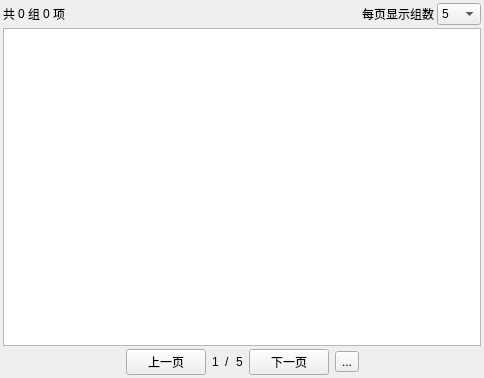
PPJUST/ComicDup, file components/widget_assembler_similar_result_preview/widget_similar_result_preview/res/similar_result_preview.ui: the form before one commit.
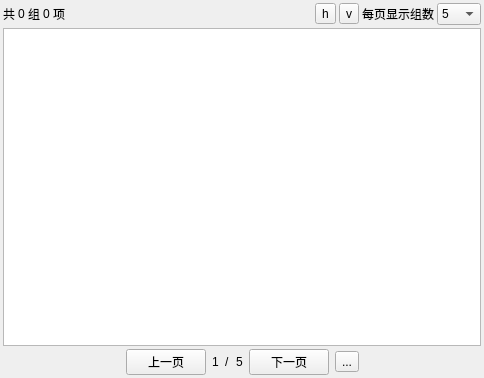
The form after the commit.

```diff
--- a/components/widget_assembler_similar_result_preview/widget_similar_result_preview/res/similar_result_preview.ui
+++ b/components/widget_assembler_similar_result_preview/widget_similar_result_preview/res/similar_result_preview.ui
@@ -89,6 +89,20 @@
        </property>
       </spacer>
      </item>
+     <item>
+      <widget class="QToolButton" name="toolButton_view_mode_h">
+       <property name="text">
+        <string>h</string>
+       </property>
+      </widget>
+     </item>
+     <item>
+      <widget class="QToolButton" name="toolButton_view_mode_v">
+       <property name="text">
+        <string>v</string>
+       </property>
+      </widget>
+     </item>
      <item>
       <widget class="QLabel" name="label">
        <property name="text">
```
